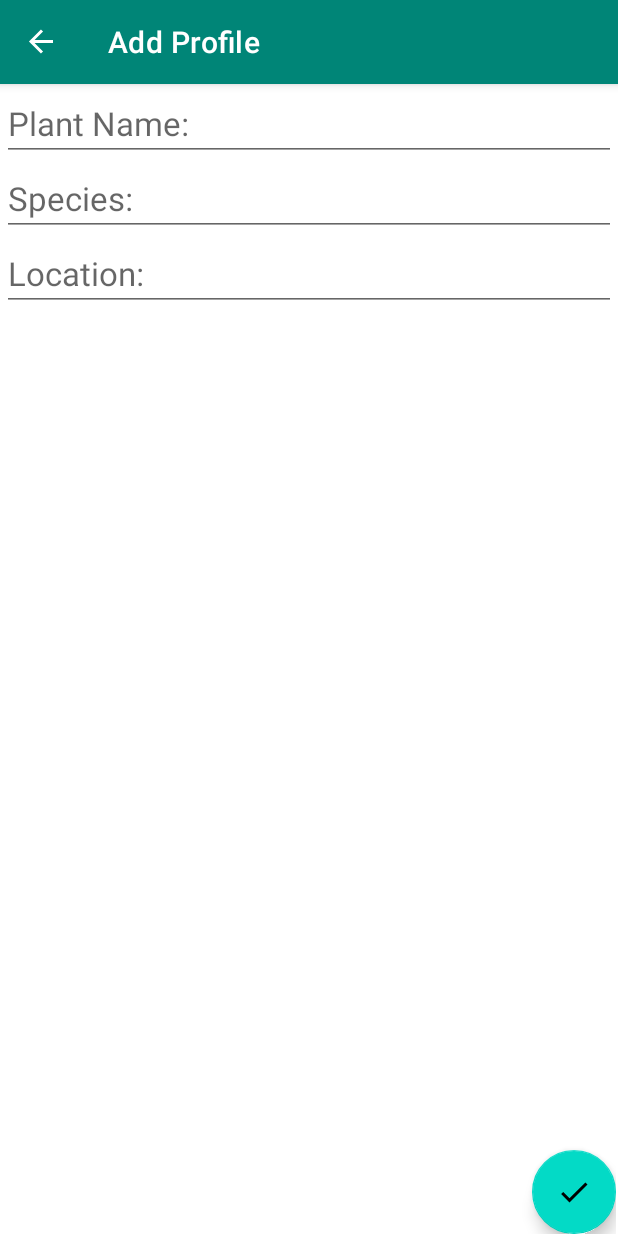
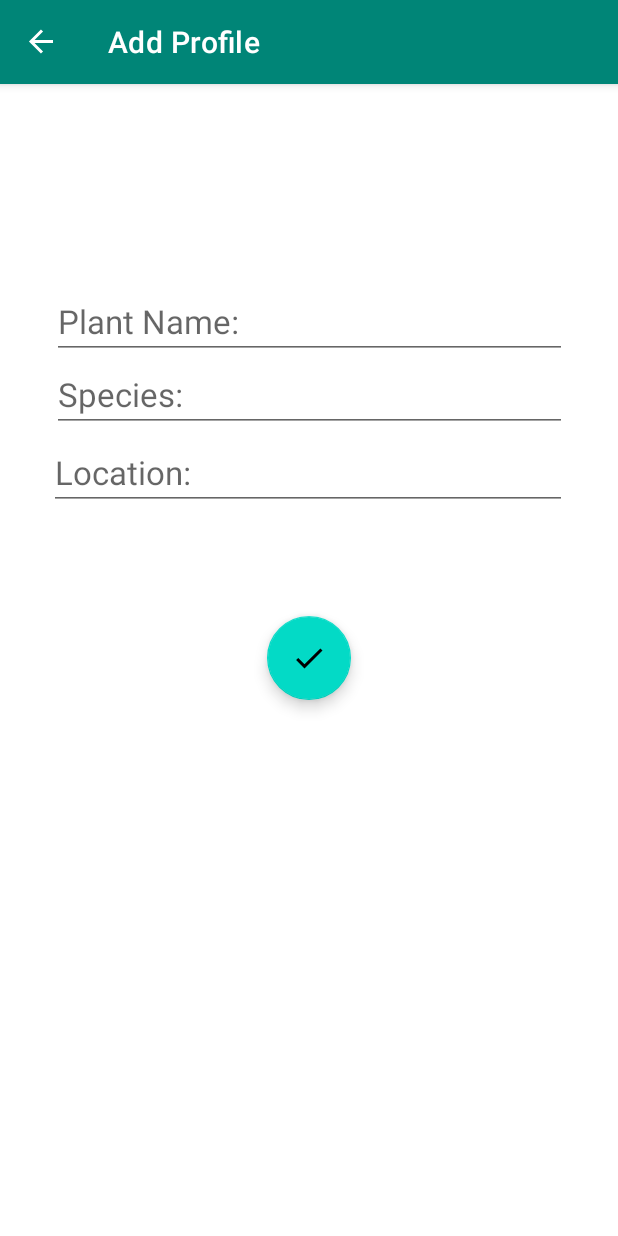
Before and after one commit to smgbx/Plant, an Android app: the AddProfileFragment screen opened through its navigation route, on a phone screen of 412 x 824 dp. Run offline under Robolectric (Android 15) with nearby library versions, the phone set to English and light mode, and no system bars; our stand-ins replace Room's generated code, navigation-ui.

Commit message:
Added Room. Can now save instances of plants in persistent memory.

```diff
--- a/app/src/main/java/com/example/plantv2/db/ProfileDao.kt
+++ b/app/src/main/java/com/example/plantv2/db/ProfileDao.kt
@@ -8,8 +8,8 @@ import androidx.room.Query
 interface ProfileDao {
 
     @Insert
-    fun addProfile(profile: Profile)
+    suspend fun addProfile(profile: Profile)
 
-    @Query("SELECT * FROM profile")
-    fun getAllProfiles() : List<Profile>
+    @Query("SELECT * FROM profile ORDER BY id DESC")
+    suspend fun getAllProfiles() : List<Profile>
 }
--- /dev/null
+++ b/app/src/main/java/com/example/plantv2/ui/BaseFragment.kt
@@ -0,0 +1,28 @@
+package com.example.plantv2.ui
+
+import android.os.Bundle
+import androidx.fragment.app.Fragment
+import kotlinx.coroutines.CoroutineScope
+import kotlinx.coroutines.Dispatchers
+import kotlinx.coroutines.DisposableHandle
+import kotlinx.coroutines.Job
+import kotlin.coroutines.CoroutineContext
+
+abstract class BaseFragment : Fragment(), CoroutineScope {
+
+    private lateinit var job: Job
+
+    override val coroutineContext: CoroutineContext
+        get() = job + Dispatchers.Main
+
+    override fun onCreate(savedInstanceState: Bundle?) {
+        super.onCreate(savedInstanceState)
+        job = Job()
+    }
+
+    override fun onDestroy() {
+        super.onDestroy()
+        job.cancel()
+    }
+
+}
--- a/app/src/main/java/com/example/plantv2/ui/HomeFragment.kt
+++ b/app/src/main/java/com/example/plantv2/ui/HomeFragment.kt
@@ -7,11 +7,14 @@ import android.view.View
 import android.view.ViewGroup
 import androidx.fragment.app.Fragment
 import androidx.navigation.Navigation
+import androidx.recyclerview.widget.StaggeredGridLayoutManager
 
 import com.example.plantv2.R
+import com.example.plantv2.db.ProfileDatabase
 import kotlinx.android.synthetic.main.fragment_home.*
+import kotlinx.coroutines.launch
 
-class HomeFragment : Fragment() {
+class HomeFragment : BaseFragment() {
 
     override fun onCreateView(
         inflater: LayoutInflater, container: ViewGroup?,
@@ -24,6 +27,17 @@ class HomeFragment : Fragment() {
     override fun onActivityCreated(savedInstanceState: Bundle?) {
         super.onActivityCreated(savedInstanceState)
 
+        recycler_view_profiles.setHasFixedSize(true)
+        recycler_view_profiles.layoutManager = StaggeredGridLayoutManager(4, StaggeredGridLayoutManager.VERTICAL)
+
+        launch {
+            context?.let {
+                val profiles = ProfileDatabase(it).getProfileDao().getAllProfiles()
+                recycler_view_profiles.adapter = ProfileAdapter(profiles)
+            }
+
+        }
+
         button_add.setOnClickListener {
 
             val action = HomeFragmentDirections.actionAddProfile()
--- /dev/null
+++ b/app/src/main/java/com/example/plantv2/ui/ProfileAdapter.kt
@@ -0,0 +1,27 @@
+package com.example.plantv2.ui
+
+import android.view.LayoutInflater
+import android.view.View
+import android.view.ViewGroup
+import androidx.recyclerview.widget.RecyclerView
+import com.example.plantv2.R
+import com.example.plantv2.db.Profile
+import kotlinx.android.synthetic.main.profile_layout.view.*
+
+class ProfileAdapter(val profiles : List<Profile>) : RecyclerView.Adapter<ProfileAdapter.ProfileViewHolder>(){
+    override fun onCreateViewHolder(parent: ViewGroup, viewType: Int): ProfileViewHolder {
+        return ProfileViewHolder(
+            LayoutInflater.from(parent.context)
+                .inflate(R.layout.profile_layout, parent, false)
+        )
+    }
+
+    override fun getItemCount() = profiles.size
+
+    override fun onBindViewHolder(holder: ProfileViewHolder, position: Int) {
+        holder.view.text_view_name.text = profiles[position].name
+        holder.view.text_view_species.text = profiles[position].species
+    }
+
+    class ProfileViewHolder(val view: View) : RecyclerView.ViewHolder(view)
+}
--- a/app/src/main/res/layout/activity_main.xml
+++ b/app/src/main/res/layout/activity_main.xml
@@ -9,8 +9,8 @@
     <fragment
         android:id="@+id/fragment"
         android:name="androidx.navigation.fragment.NavHostFragment"
-        android:layout_width="409dp"
-        android:layout_height="0dp"
+        android:layout_width="343dp"
+        android:layout_height="670dp"
         android:layout_marginTop="1dp"
         android:layout_marginBottom="1dp"
         app:defaultNavHost="true"
@@ -18,5 +18,6 @@
         app:layout_constraintEnd_toEndOf="parent"
         app:layout_constraintStart_toStartOf="parent"
         app:layout_constraintTop_toTopOf="parent"
+        app:layout_constraintVertical_bias="0.491"
         app:navGraph="@navigation/nav_graph" />
 </androidx.constraintlayout.widget.ConstraintLayout>
--- a/app/src/main/res/layout/fragment_add_profile.xml
+++ b/app/src/main/res/layout/fragment_add_profile.xml
@@ -6,43 +6,52 @@
     tools:context=".ui.AddProfileFragment">
 
     <EditText
-        android:textAppearance="@style/TextAppearance.AppCompat.Large"
-        android:hint="Plant Name:"
         android:id="@+id/edit_text_name"
         android:layout_width="match_parent"
         android:layout_height="wrap_content"
+        android:layout_alignParentStart="true"
+        android:layout_alignParentTop="true"
+        android:layout_marginStart="0dp"
+        android:layout_marginTop="85dp"
+        android:hint="Plant Name:"
         android:inputType="text"
-        />
+        android:textAppearance="@style/TextAppearance.AppCompat.Large" />
 
     <EditText
-        android:layout_below="@id/edit_text_name"
-        android:textAppearance="@style/TextAppearance.AppCompat.Large"
-        android:hint="Species:"
-        android:gravity="top"
         android:id="@+id/edit_text_species"
         android:layout_width="match_parent"
         android:layout_height="wrap_content"
+        android:layout_below="@id/edit_text_name"
+        android:layout_alignParentStart="true"
+        android:layout_marginStart="0dp"
+        android:layout_marginTop="-1dp"
+        android:gravity="top"
+        android:hint="Species:"
         android:inputType="text"
-        />
+        android:textAppearance="@style/TextAppearance.AppCompat.Large" />
 
     <EditText
-        android:layout_below="@id/edit_text_species"
-        android:textAppearance="@style/TextAppearance.AppCompat.Large"
-        android:hint="Location:"
-        android:gravity="top"
         android:id="@+id/edit_text_location"
         android:layout_width="match_parent"
         android:layout_height="wrap_content"
+        android:layout_below="@id/edit_text_species"
+        android:layout_alignParentStart="true"
+        android:layout_marginStart="-2dp"
+        android:layout_marginTop="2dp"
+        android:gravity="top"
+        android:hint="Location:"
         android:inputType="text"
-        />
+        android:textAppearance="@style/TextAppearance.AppCompat.Large" />
 
     <com.google.android.material.floatingactionbutton.FloatingActionButton
         android:id="@+id/button_save"
-        android:layout_width="wrap_content"
-        android:layout_height="wrap_content"
-        android:tint="@android:color/black"
-        android:layout_alignParentRight="true"
-        android:layout_alignParentBottom="true"
+        android:layout_width="84dp"
+        android:layout_height="126dp"
+        android:layout_centerVertical="true"
+        android:layout_centerHorizontal="true"
+        android:layout_marginRight="171dp"
+        android:layout_marginBottom="265dp"
         android:clickable="true"
-        android:src="@drawable/ic_check_black_24dp" />
+        android:src="@drawable/ic_check_black_24dp"
+        android:tint="@android:color/black" />
 </RelativeLayout>
```
Also changed, not shown: app/build.gradle (+9 -1 lines), app/src/main/java/com/example/plantv2/ui/AddProfileFragment.kt (+9 -21 lines), app/src/main/java/com/example/plantv2/ui/Helpers.kt (added, +7 -0 lines), app/src/main/res/layout/fragment_home.xml (+16 -2 lines), app/src/main/res/layout/profile_layout.xml (added, +38 -0 lines).
